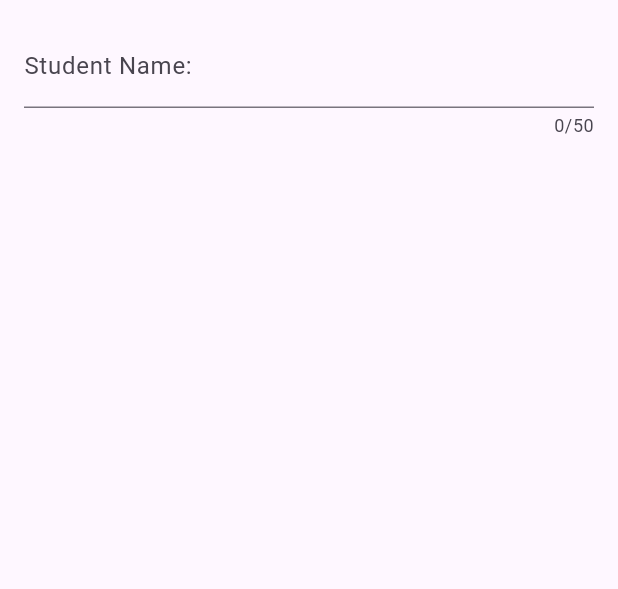
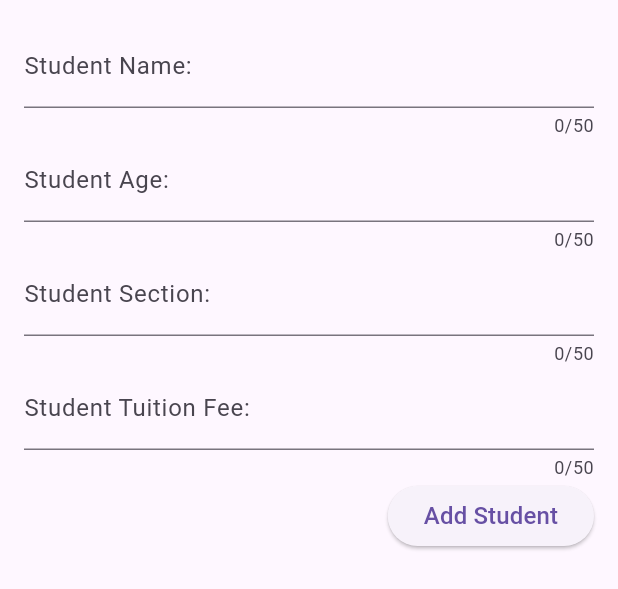
Before and after one commit to lancekian12/Flutter-CRUD, a Flutter app: the NewStudent widget shown alone on an empty page, opened directly, on a phone screen of 412 x 824 dp. Shown: the top 589 px of the screen. Run offline on Flutter 3.47's test engine with Material 3 defaults, Android fonts, the phone set to English and light mode, and no system bars; network calls fail.

Commit message:
Created showDialog and submitStudentButton

```diff
--- a/lib/widgets/new_student.dart
+++ b/lib/widgets/new_student.dart
@@ -9,19 +9,100 @@ class NewStudent extends StatefulWidget {
 }
 
 class _NewStudentState extends State<NewStudent> {
+  final _studentNameController = TextEditingController();
+  final _ageController = TextEditingController();
+  final _sectionController = TextEditingController();
+  final _tuitionFeeController = TextEditingController();
+
+  @override
+  void dispose() {
+    _studentNameController.dispose();
+    _ageController.dispose();
+    _sectionController.dispose();
+    _tuitionFeeController.dispose();
+
+    super.dispose();
+  }
+
+  void _showDialog() {
+    showDialog(
+      context: context,
+      builder: (ctx) => AlertDialog(
+        title: const Text('Invalid input'),
+        content: const Text(
+            'Please make sure a valid Student Name, Age, Section and Tuition Fee was entered'),
+        actions: [
+          TextButton(
+            onPressed: () {
+              Navigator.pop(ctx);
+            },
+            child: const Text('Okay'),
+          ),
+        ],
+      ),
+    );
+  }
+
+  void _submitStudentButton() {
+    final _ageAmount = double.tryParse(_ageController.text);
+    final _tuitionAmount = double.tryParse(_tuitionFeeController.text);
+    final enteredIsInvalid = _ageAmount == null ||
+        _ageAmount <= 0 ||
+        _tuitionAmount == null ||
+        _tuitionAmount <= 0;
+  }
+
   @override
   Widget build(BuildContext context) {
-    return const Padding(
-      padding: EdgeInsets.all(16),
+    return Padding(
+      padding: const EdgeInsets.all(16),
+      child: SingleChildScrollView(
         child: Column(
           children: [
             TextField(
+              controller: _studentNameController,
               maxLength: 50,
               decoration: const InputDecoration(
                 label: Text("Student Name:"),
               ),
             ),
+            TextField(
+              controller: _ageController,
+              maxLength: 50,
+              keyboardType: TextInputType.number,
+              decoration: const InputDecoration(
+                label: Text("Student Age:"),
+              ),
+            ),
+            TextField(
+              controller: _sectionController,
+              maxLength: 50,
+              decoration: const InputDecoration(
+                label: Text("Student Section:"),
+              ),
+            ),
+            TextField(
+              controller: _tuitionFeeController,
+              maxLength: 50,
+              keyboardType: TextInputType.number,
+              decoration: const InputDecoration(
+                label: Text("Student Tuition Fee:"),
+              ),
+            ),
+            Row(
+              mainAxisAlignment: MainAxisAlignment.end,
+              children: [
+                ElevatedButton(
+                  onPressed: () {},
+                  child: const Text(
+                    "Add Student",
+                    style: TextStyle(fontSize: 16),
+                  ),
+                )
               ],
+            )
+          ],
+        ),
       ),
     );
   }
```
Also changed, not shown: lib/model/student_model.dart (+19 -19 lines). Lines whose indentation alone changed are shown as unchanged.
